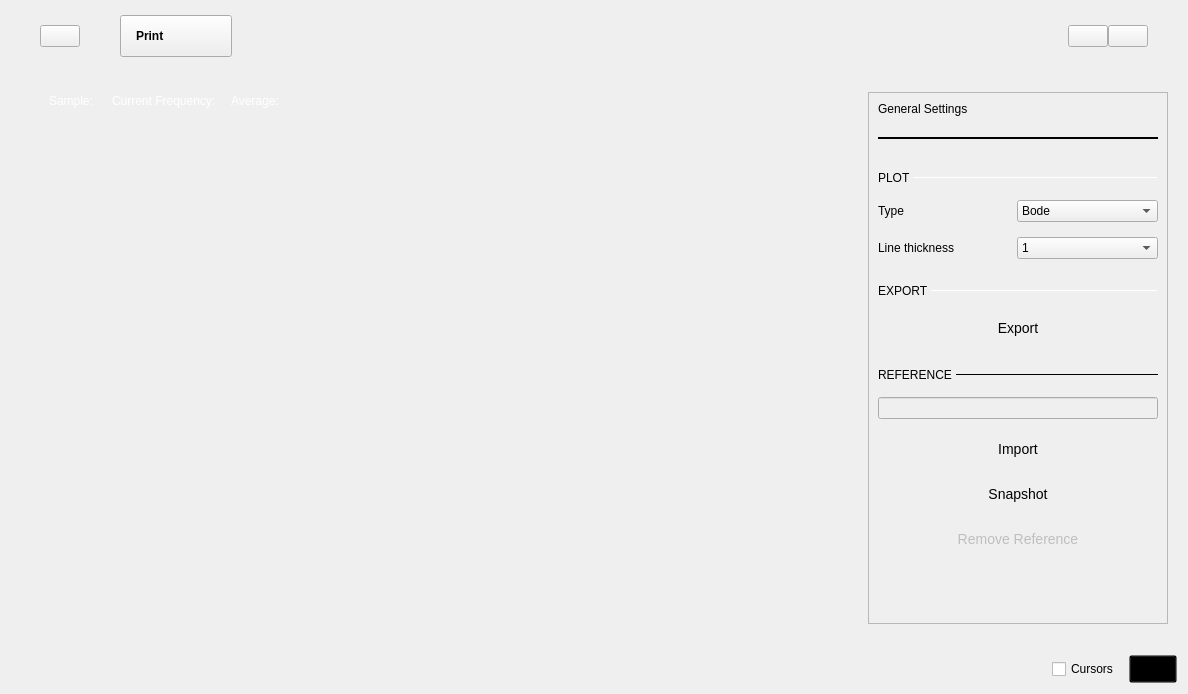
Old version of the form ui/network_analyzer.ui in the repository analogdevicesinc/scopy.
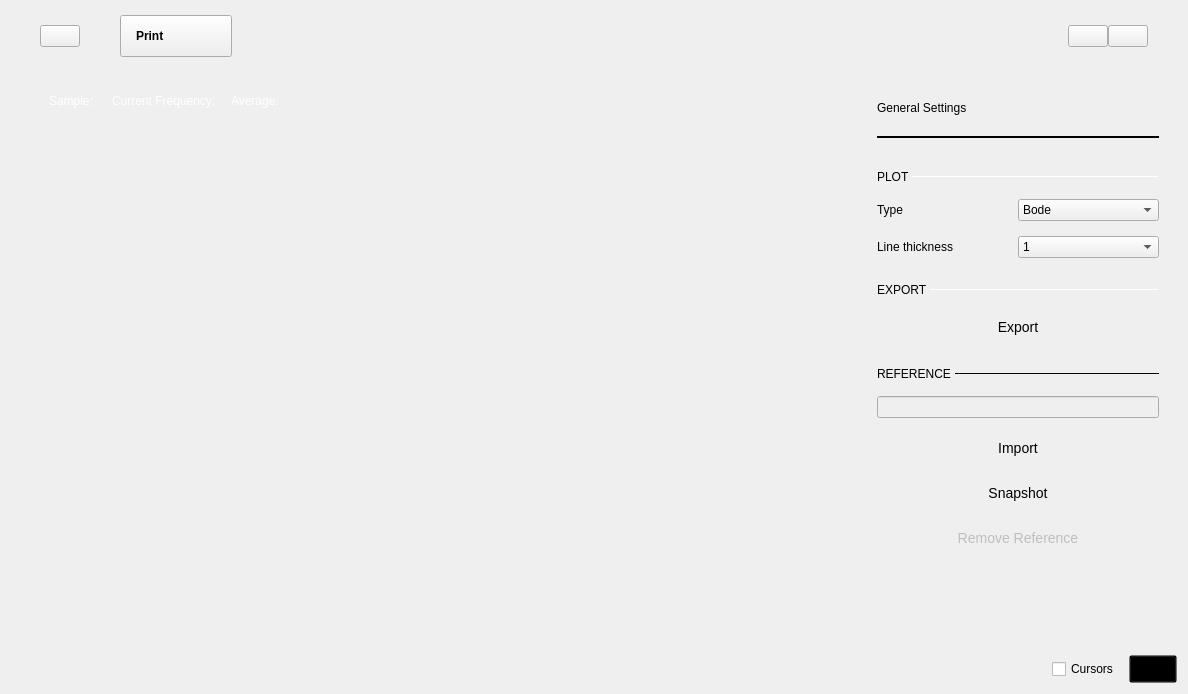
New version of the form. The open tabs and pages were chosen to show the change. Icons and pictures are not drawn. Custom widgets are drawn as their Qt base class.

Commit message: Gui: Removed frames from tool menus

What changed in the file:
```diff
--- a/ui/network_analyzer.ui
+++ b/ui/network_analyzer.ui
@@ -2041,6 +2041,9 @@
                  </property>
                  <item>
                   <widget class="QScrollArea" name="scrollArea_2">
+                   <property name="frameShape">
+                    <enum>QFrame::NoFrame</enum>
+                   </property>
                    <property name="horizontalScrollBarPolicy">
                     <enum>Qt::ScrollBarAlwaysOff</enum>
                    </property>
@@ -2052,8 +2055,8 @@
                      <rect>
                       <x>0</x>
                       <y>0</y>
-                      <width>298</width>
-                      <height>529</height>
+                      <width>300</width>
+                      <height>531</height>
                      </rect>
                     </property>
                     <layout class="QVBoxLayout" name="verticalLayout_23">
@@ -2987,6 +2990,11 @@
   </layout>
  </widget>
  <customwidgets>
+  <customwidget>
+   <class>adiscope::CustomSwitch</class>
+   <extends>QPushButton</extends>
+   <header>customSwitch.hpp</header>
+  </customwidget>
   <customwidget>
    <class>adiscope::DetachDragZone</class>
    <extends>QWidget</extends>
@@ -3004,11 +3012,6 @@
    <extends>QPushButton</extends>
    <header>linked_button.hpp</header>
   </customwidget>
-  <customwidget>
-   <class>adiscope::CustomSwitch</class>
-   <extends>QPushButton</extends>
-   <header>customSwitch.hpp</header>
-  </customwidget>
   <customwidget>
    <class>adiscope::MenuAnim</class>
    <extends>QWidget</extends>
```
Left out of the diff: 4 changed lines with no effect on the pictures. The commit also changes 4 other files.
